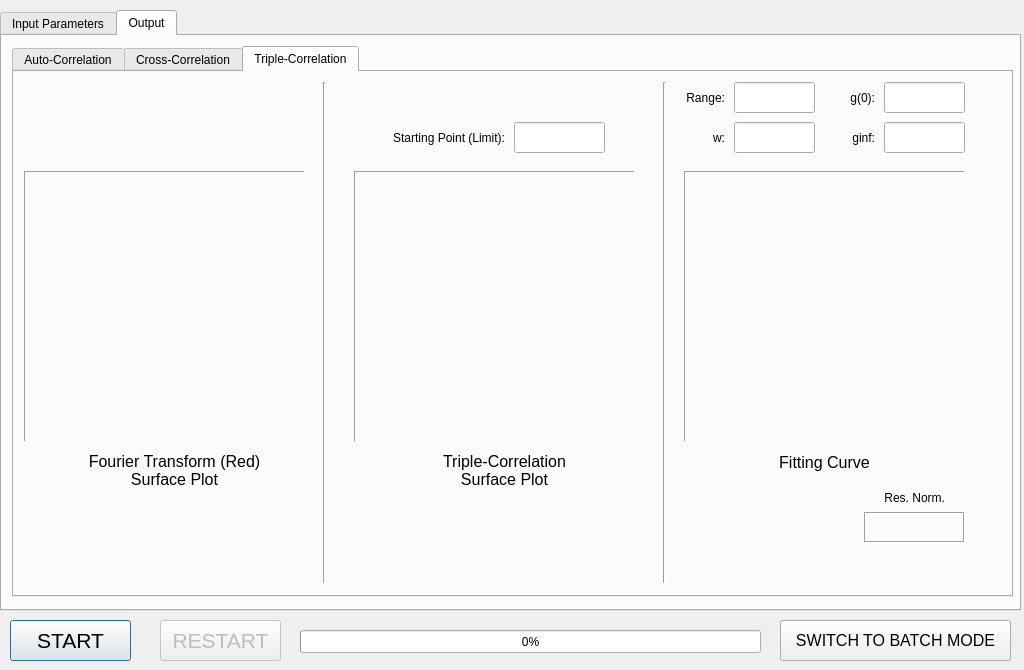
First picture: the form in local_GUI/mainv6.ui, repository nklose/ICS, before the edit.
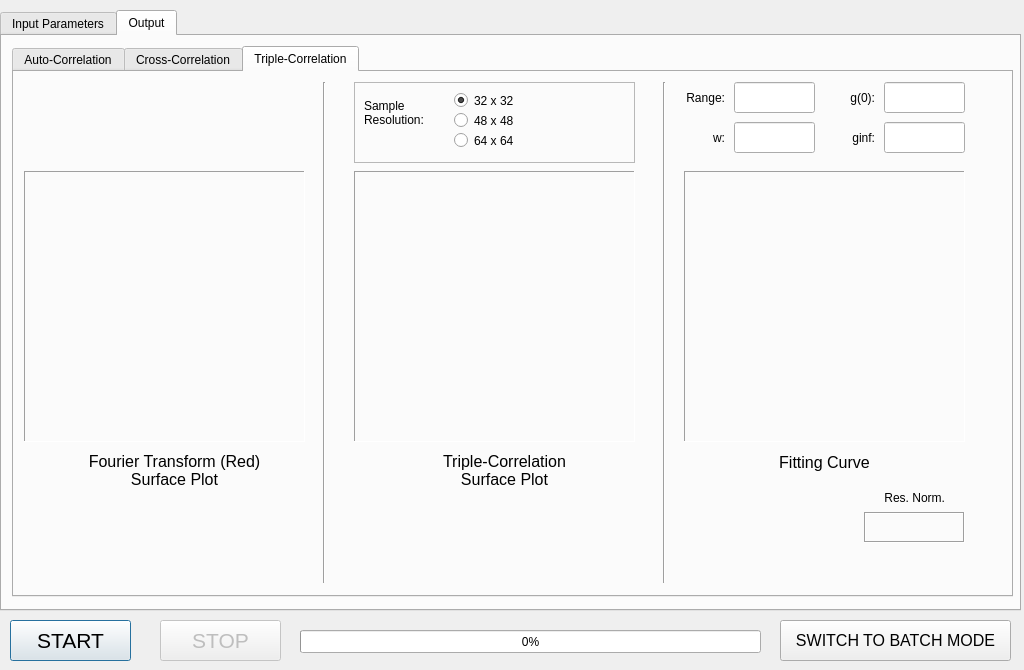
Second picture: the form after the edit. The open tabs and pages were chosen to show the change. Icons and pictures are not drawn.

Commit message: Moved sample resolution to ou output tab; replaced RESTART button with STOP button

```diff
--- a/local_GUI/mainv6.ui
+++ b/local_GUI/mainv6.ui
@@ -55,7 +55,7 @@
     </font>
    </property>
    <property name="text">
-    <string>RESTART</string>
+    <string>STOP</string>
    </property>
   </widget>
   <widget class="QPushButton" name="batchModeButton">
@@ -1325,80 +1325,6 @@
        </widget>
       </widget>
      </widget>
-     <widget class="QFrame" name="frame">
-      <property name="geometry">
-       <rect>
-        <x>520</x>
-        <y>30</y>
-        <width>101</width>
-        <height>181</height>
-       </rect>
-      </property>
-      <property name="frameShape">
-       <enum>QFrame::StyledPanel</enum>
-      </property>
-      <property name="frameShadow">
-       <enum>QFrame::Raised</enum>
-      </property>
-      <widget class="QLabel" name="sampleResolutionLabel">
-       <property name="geometry">
-        <rect>
-         <x>10</x>
-         <y>10</y>
-         <width>91</width>
-         <height>41</height>
-        </rect>
-       </property>
-       <property name="text">
-        <string>Sample Resolution:</string>
-       </property>
-       <property name="wordWrap">
-        <bool>true</bool>
-       </property>
-      </widget>
-      <widget class="QRadioButton" name="resolution32">
-       <property name="geometry">
-        <rect>
-         <x>10</x>
-         <y>60</y>
-         <width>82</width>
-         <height>17</height>
-        </rect>
-       </property>
-       <property name="text">
-        <string>32 x 32</string>
-       </property>
-       <property name="checked">
-        <bool>true</bool>
-       </property>
-      </widget>
-      <widget class="QRadioButton" name="resolution48">
-       <property name="geometry">
-        <rect>
-         <x>10</x>
-         <y>100</y>
-         <width>82</width>
-         <height>17</height>
-        </rect>
-       </property>
-       <property name="text">
-        <string>48 x 48</string>
-       </property>
-      </widget>
-      <widget class="QRadioButton" name="resolution64">
-       <property name="geometry">
-        <rect>
-         <x>10</x>
-         <y>140</y>
-         <width>82</width>
-         <height>17</height>
-        </rect>
-       </property>
-       <property name="text">
-        <string>64 x 64</string>
-       </property>
-      </widget>
-     </widget>
     </widget>
     <widget class="QLabel" name="messageBox">
      <property name="geometry">
@@ -2089,22 +2015,6 @@
         <enum>Qt::Vertical</enum>
        </property>
       </widget>
-      <widget class="QLabel" name="tripleOutputStartingPoint">
-       <property name="geometry">
-        <rect>
-         <x>340</x>
-         <y>50</y>
-         <width>151</width>
-         <height>31</height>
-        </rect>
-       </property>
-       <property name="text">
-        <string>Starting Point (Limit):</string>
-       </property>
-       <property name="alignment">
-        <set>Qt::AlignRight|Qt::AlignTrailing|Qt::AlignVCenter</set>
-       </property>
-      </widget>
       <widget class="QLabel" name="labelOutputTripleCorrelation3D">
        <property name="geometry">
         <rect>
@@ -2206,16 +2116,6 @@
         <set>Qt::AlignCenter</set>
        </property>
       </widget>
-      <widget class="QLineEdit" name="startingPointInput">
-       <property name="geometry">
-        <rect>
-         <x>500</x>
-         <y>50</y>
-         <width>91</width>
-         <height>31</height>
-        </rect>
-       </property>
-      </widget>
       <widget class="QLabel" name="tripleG0">
        <property name="geometry">
         <rect>
@@ -2386,6 +2286,80 @@
         <bool>true</bool>
        </property>
       </widget>
+      <widget class="QFrame" name="frame">
+       <property name="geometry">
+        <rect>
+         <x>340</x>
+         <y>10</y>
+         <width>281</width>
+         <height>81</height>
+        </rect>
+       </property>
+       <property name="frameShape">
+        <enum>QFrame::StyledPanel</enum>
+       </property>
+       <property name="frameShadow">
+        <enum>QFrame::Sunken</enum>
+       </property>
+       <widget class="QLabel" name="sampleResolutionLabel">
+        <property name="geometry">
+         <rect>
+          <x>10</x>
+          <y>10</y>
+          <width>91</width>
+          <height>41</height>
+         </rect>
+        </property>
+        <property name="text">
+         <string>Sample Resolution:</string>
+        </property>
+        <property name="wordWrap">
+         <bool>true</bool>
+        </property>
+       </widget>
+       <widget class="QRadioButton" name="resolution32">
+        <property name="geometry">
+         <rect>
+          <x>100</x>
+          <y>10</y>
+          <width>82</width>
+          <height>17</height>
+         </rect>
+        </property>
+        <property name="text">
+         <string>32 x 32</string>
+        </property>
+        <property name="checked">
+         <bool>true</bool>
+        </property>
+       </widget>
+       <widget class="QRadioButton" name="resolution48">
+        <property name="geometry">
+         <rect>
+          <x>100</x>
+          <y>30</y>
+          <width>82</width>
+          <height>17</height>
+         </rect>
+        </property>
+        <property name="text">
+         <string>48 x 48</string>
+        </property>
+       </widget>
+       <widget class="QRadioButton" name="resolution64">
+        <property name="geometry">
+         <rect>
+          <x>100</x>
+          <y>50</y>
+          <width>82</width>
+          <height>17</height>
+         </rect>
+        </property>
+        <property name="text">
+         <string>64 x 64</string>
+        </property>
+       </widget>
+      </widget>
      </widget>
     </widget>
    </widget>
```
Left out of the diff: 4 changed lines with no effect on the pictures. The commit also changes 2 other files.
